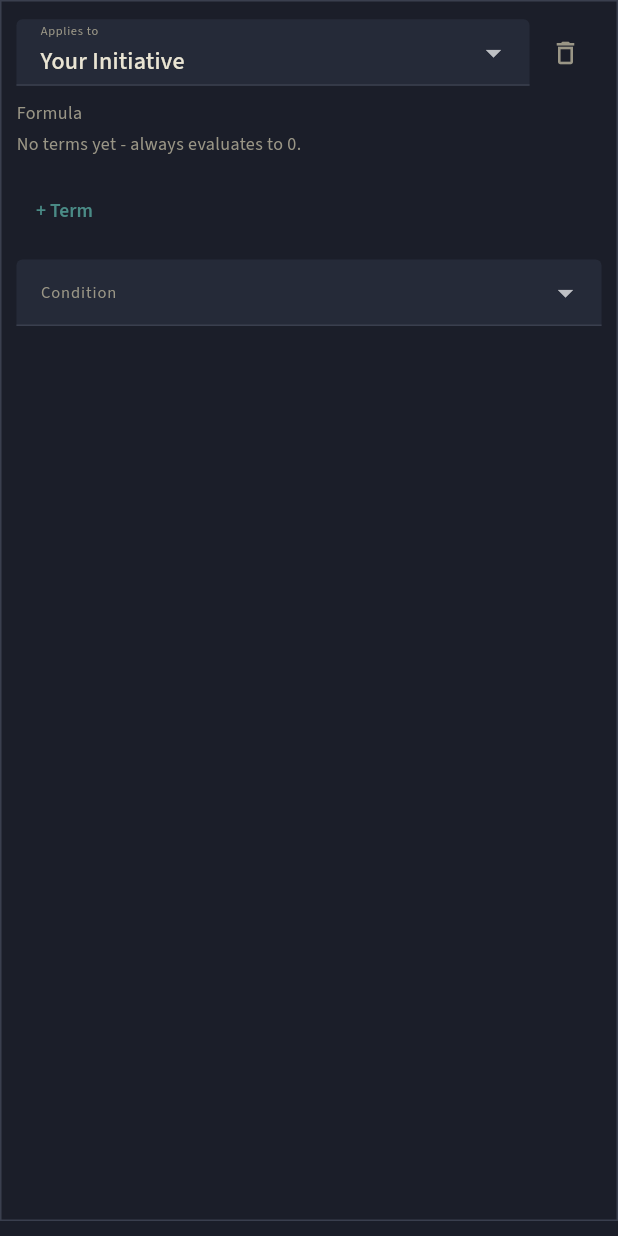
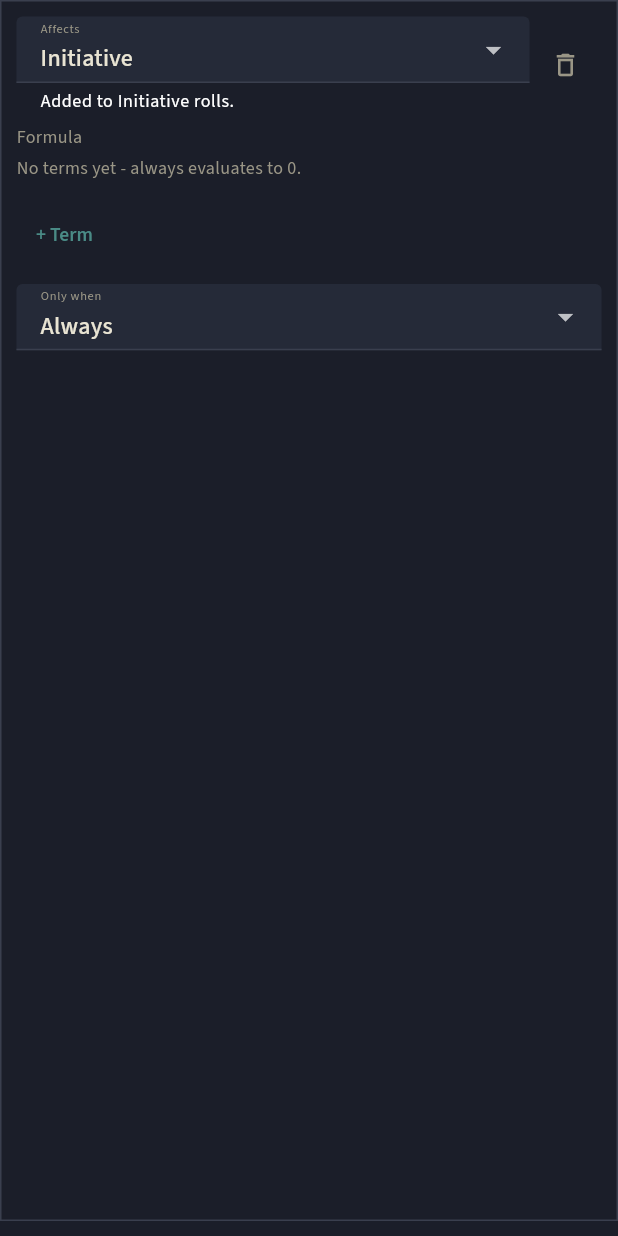
Before and after one commit to jeyeager65/dnd-sheet, a Flutter app: the _EffectRow widget shown alone on an empty page, opened directly with empty values, on a phone screen of 412 x 824 dp. Run offline on Flutter 3.47's test engine with Material 3 defaults, Android fonts, the phone set to English and light mode, and no system bars; our stand-ins replace file_picker, google_fonts, hive_flutter, package_info_plus, share_plus; missing offline and left inert: syncfusion_flutter_pdf; accounts and stored records are empty.

Commit message:
Effect editor: grouped Affects dropdown with descriptions, grouped Only when conditions (weapon ones only for attack/damage)
Co-Authored-By: Claude Opus 5.5 <noreply@anthropic.com>

```diff
--- a/mobile/lib/screens/homebrew_screen.dart
+++ b/mobile/lib/screens/homebrew_screen.dart
@@ -315,6 +315,129 @@ enum _EffectCategory {
   damageReduction,
 }
 
+/// The "Affects" dropdown, grouped: (group, [(category, label, hint)]).
+/// The hint is shown under each option in the menu and under the field
+/// once picked, so it's clear what the formula is added to.
+const _categoryGroups = <(String, List<(_EffectCategory, String, String)>)>[
+  (
+    'Attacks',
+    [
+      (
+        _EffectCategory.attackRoll,
+        'Attack rolls',
+        'Added to weapon and Unarmed Strike attack rolls.',
+      ),
+      (_EffectCategory.damageRoll, 'Damage rolls', 'Added to weapon damage.'),
+    ],
+  ),
+  (
+    'Spellcasting',
+    [
+      (
+        _EffectCategory.spellAttack,
+        'Spell attack bonus',
+        'Added to your spell attack rolls.',
+      ),
+      (
+        _EffectCategory.spellSaveDc,
+        'Spell save DC',
+        'Added to the DC of saves against your spells.',
+      ),
+    ],
+  ),
+  (
+    'Checks and saves',
+    [
+      (_EffectCategory.initiative, 'Initiative', 'Added to Initiative rolls.'),
+      (
+        _EffectCategory.save,
+        'Saving throws',
+        "Added to one ability's saving throws.",
+      ),
+      (_EffectCategory.skill, 'Skill checks', 'Added to one skill.'),
+    ],
+  ),
+  (
+    'Defense and health',
+    [
+      (_EffectCategory.ac, 'Armor Class', 'Added to your AC.'),
+      (
+        _EffectCategory.maxHp,
+        'Hit Point maximum',
+        'Added to max HP. "Level" in the formula scales it by level.',
+      ),
+      (
+        _EffectCategory.damageResistance,
+        'Resistance to a damage type',
+        'Halves damage of one type (rounded down). No formula needed.',
+      ),
+      (
+        _EffectCategory.damageReduction,
+        'Reduce damage taken',
+        'Subtracts the formula from damage of one type.',
+      ),
+    ],
+  ),
+  (
+    'Movement',
+    [(_EffectCategory.speed, 'Speed', 'Added to your Speed, in feet.')],
+  ),
+  (
+    'Ability scores',
+    [
+      (
+        _EffectCategory.setScore,
+        'Set an ability score',
+        'Raises one score to a fixed number (21 for a Belt of Giant '
+            "Strength) - only if it's higher than the character's own. "
+            'Use a plain number.',
+      ),
+    ],
+  ),
+];
+
+/// The "Only when" dropdown, grouped. Weapon conditions only mean
+/// something for attack and damage rolls (there's no weapon to check
+/// otherwise), so they're only offered there.
+const _conditionGroups = <(String, bool, List<(String, String)>)>[
+  (
+    'Weapon',
+    true,
+    [
+      ('meleeWeapon', 'Using a Melee weapon'),
+      ('rangedWeapon', 'Using a Ranged weapon'),
+      ('heavyWeapon', 'Using a Heavy weapon'),
+    ],
+  ),
+  (
+    'Armor',
+    false,
+    [
+      ('wearingArmor', 'Wearing any armor'),
+      ('heavyArmor', 'Wearing Heavy armor'),
+      ('noArmor', 'Wearing no armor'),
+    ],
+  ),
+  (
+    'Hit Points',
+    false,
+    [('bloodied', 'Bloodied (half HP or less)'), ('anyDamage', 'Below max HP')],
+  ),
+];
+
+/// A small, dim group heading inside a dropdown menu (a disabled item).
+DropdownMenuItem<T> _menuHeading<T>(String label) => DropdownMenuItem<T>(
+  enabled: false,
+  child: Text(
+    label.toUpperCase(),
+    style: const TextStyle(
+      fontSize: 11,
+      letterSpacing: 1,
+      color: LedgerColors.accent,
+    ),
+  ),
+);
+
 _EffectCategory _categoryOf(String target) {
   if (target.startsWith('save:')) return _EffectCategory.save;
   if (target.startsWith('setScore:')) return _EffectCategory.setScore;
@@ -353,20 +476,6 @@ const _abilityLabels = {
   'int': 'Intelligence',
   'wis': 'Wisdom',
   'cha': 'Charisma',
-};
-
-const _conditionLabels = {
-  'heavyWeapon': 'Heavy Weapon',
-  // Deliberately plain, not an invented status name - only "Bloodied" is
-  // a real 5e term; different tables have their own word for this tier
-  // (this app's own example: "scratched").
-  'anyDamage': 'Below Max HP (any damage taken)',
-  'bloodied': 'Bloodied',
-  'heavyArmor': 'Wearing Heavy Armor',
-  'wearingArmor': 'Wearing Any Armor',
-  'noArmor': 'Wearing No Armor',
-  'rangedWeapon': 'Ranged Weapon',
-  'meleeWeapon': 'Melee Weapon',
 };
 
 const _fullNameToAbilityKey = {
@@ -966,6 +1075,12 @@ class _HomebrewEditScreenState extends State<HomebrewEditScreen> {
   }
 }
 
+String _hintFor(_EffectCategory category) => [
+  for (final (_, options) in _categoryGroups)
+    for (final (value, _, hint) in options)
+      if (value == category) hint,
+].first;
+
 class _EffectRow extends StatelessWidget {
   const _EffectRow({
     required this.effect,
@@ -1018,66 +1133,52 @@ class _EffectRow extends StatelessWidget {
           Row(
             children: [
               Expanded(
-                child: DropdownButtonFormField<_EffectCategory>(
+                child: DropdownButtonFormField<_EffectCategory?>(
                   initialValue: category,
                   isExpanded: true,
-                  decoration: const InputDecoration(
-                    labelText: 'Applies to',
+                  itemHeight: null,
+                  decoration: InputDecoration(
+                    labelText: 'Affects',
                     isDense: true,
+                    helperText: _hintFor(category),
+                    helperMaxLines: 3,
                   ),
-                  items: const [
+                  // The closed field shows just the name, not the hint.
+                  selectedItemBuilder: (context) => [
+                    for (final (_, options) in _categoryGroups) ...[
+                      const SizedBox.shrink(),
+                      for (final (_, label, _) in options)
+                        Align(
+                          alignment: Alignment.centerLeft,
+                          child: Text(label),
+                        ),
+                    ],
+                  ],
+                  items: [
+                    for (final (group, options) in _categoryGroups) ...[
+                      _menuHeading(group),
+                      for (final (value, label, hint) in options)
                         DropdownMenuItem(
-                      value: _EffectCategory.initiative,
-                      child: Text('Your Initiative'),
+                          value: value,
+                          child: Padding(
+                            padding: const EdgeInsets.symmetric(vertical: 6),
+                            child: Column(
+                              crossAxisAlignment: CrossAxisAlignment.start,
+                              mainAxisSize: MainAxisSize.min,
+                              children: [
+                                Text(label),
+                                Text(
+                                  hint,
+                                  style: const TextStyle(
+                                    fontSize: 11,
+                                    color: LedgerColors.inkDim,
                                   ),
-                    DropdownMenuItem(
-                      value: _EffectCategory.attackRoll,
-                      child: Text('Your Attack Roll'),
                                 ),
-                    DropdownMenuItem(
-                      value: _EffectCategory.damageRoll,
-                      child: Text('Damage You Deal'),
+                              ],
                             ),
-                    DropdownMenuItem(
-                      value: _EffectCategory.spellAttack,
-                      child: Text('Your Spell Attack Bonus'),
                           ),
-                    DropdownMenuItem(
-                      value: _EffectCategory.spellSaveDc,
-                      child: Text('Your Spell Save DC'),
                         ),
-                    DropdownMenuItem(
-                      value: _EffectCategory.ac,
-                      child: Text('Your Armor Class'),
-                    ),
-                    DropdownMenuItem(
-                      value: _EffectCategory.speed,
-                      child: Text('Your Speed'),
-                    ),
-                    DropdownMenuItem(
-                      value: _EffectCategory.maxHp,
-                      child: Text('Your Hit Point Maximum'),
-                    ),
-                    DropdownMenuItem(
-                      value: _EffectCategory.setScore,
-                      child: Text('Sets an Ability Score'),
-                    ),
-                    DropdownMenuItem(
-                      value: _EffectCategory.save,
-                      child: Text('Your Saving Throw'),
-                    ),
-                    DropdownMenuItem(
-                      value: _EffectCategory.skill,
-                      child: Text('Your Skill Check'),
-                    ),
-                    DropdownMenuItem(
-                      value: _EffectCategory.damageResistance,
-                      child: Text('Resistance to Damage You Take'),
-                    ),
-                    DropdownMenuItem(
-                      value: _EffectCategory.damageReduction,
-                      child: Text('Reduction to Damage You Take'),
-                    ),
+                    ],
                   ],
                   onChanged: (v) {
                     if (v != null) _setCategory(v);
@@ -1090,16 +1191,6 @@ class _EffectRow extends StatelessWidget {
                 color: LedgerColors.inkDim,
               ),
             ],
-          ),
-          if (category == _EffectCategory.setScore)
-            const Padding(
-              padding: EdgeInsets.only(top: 6),
-              child: Text(
-                'Sets the score to a single number (e.g. 21 for a Belt of '
-                'Giant Strength) - only if higher than the score the character '
-                'already has. Use one flat number, no modifiers.',
-                style: TextStyle(fontSize: 11, color: LedgerColors.inkDim),
-              ),
           ),
           if (category == _EffectCategory.save ||
               category == _EffectCategory.setScore)
@@ -1179,16 +1270,7 @@ class _EffectRow extends StatelessWidget {
                 );
               },
             ),
-          if (category == _EffectCategory.damageResistance)
-            const Padding(
-              padding: EdgeInsets.only(top: 8),
-              child: Text(
-                'Halves that damage type when taken (rounded down) - no '
-                'formula needed.',
-                style: TextStyle(fontSize: 12, color: LedgerColors.inkDim),
-              ),
-            )
-          else ...[
+          if (category != _EffectCategory.damageResistance) ...[
             const SizedBox(height: 8),
             const Text(
               'Formula',
@@ -1207,25 +1289,45 @@ class _EffectRow extends StatelessWidget {
             ),
           ],
           const SizedBox(height: 8),
-          DropdownButtonFormField<String?>(
-            initialValue: effect.condition,
+          Builder(
+            builder: (context) {
+              final weaponRoll =
+                  category == _EffectCategory.attackRoll ||
+                  category == _EffectCategory.damageRoll;
+              final groups = [
+                for (final group in _conditionGroups)
+                  if (!group.$2 ||
+                      weaponRoll ||
+                      group.$3.any((o) => o.$1 == effect.condition))
+                    group,
+              ];
+              // '' stands for "Always" (no condition): the group headings'
+              // values are null, and the selected value must match exactly
+              // one item.
+              return DropdownButtonFormField<String?>(
+                initialValue: effect.condition ?? '',
                 isExpanded: true,
                 decoration: const InputDecoration(
-              labelText: 'Condition',
+                  labelText: 'Only when',
                   isDense: true,
                 ),
                 items: [
-              const DropdownMenuItem(value: null, child: Text('None')),
-              for (final entry in _conditionLabels.entries)
-                DropdownMenuItem(value: entry.key, child: Text(entry.value)),
+                  const DropdownMenuItem(value: '', child: Text('Always')),
+                  for (final (group, _, options) in groups) ...[
+                    _menuHeading<String?>(group),
+                    for (final (value, label) in options)
+                      DropdownMenuItem(value: value, child: Text(label)),
+                  ],
                 ],
                 onChanged: (v) => onChanged(
                   Effect(
                     target: effect.target,
                     formula: effect.formula,
-                condition: v,
+                    condition: v == null || v.isEmpty ? null : v,
                   ),
                 ),
+              );
+            },
           ),
         ],
       ),
```
Also changed, not shown: 1 other file. Lines whose indentation alone changed are shown as unchanged.
